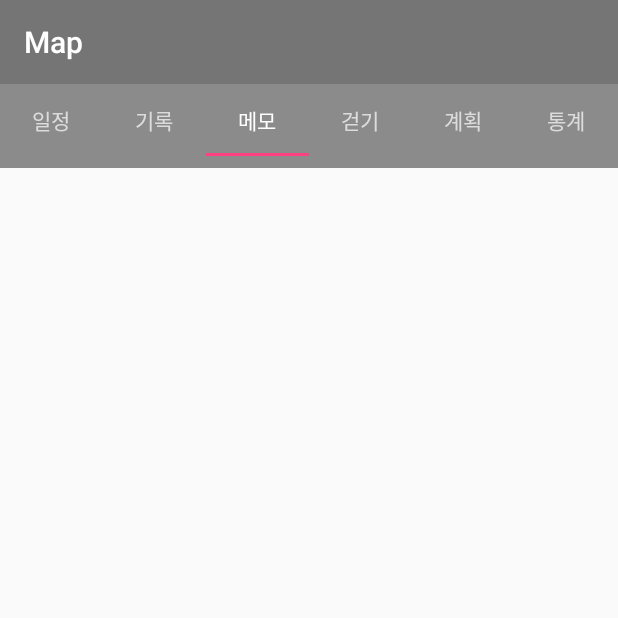
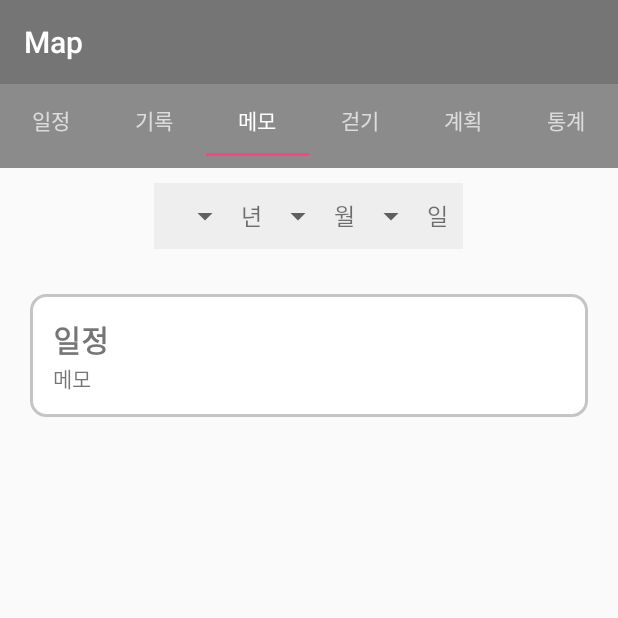
Before and after one commit to kimsk9410/Android_Study, an Android app: the screen it shows after launch (MainActivity), tab 3 chosen, on a phone screen of 412 x 824 dp, the top half of it. Run offline under Robolectric (Android 15) with nearby library versions, the phone set to English and light mode, and no system bars.

Commit message:
Event Layout

```diff
--- a/termproject/src/main/res/layout/event.xml
+++ b/termproject/src/main/res/layout/event.xml
@@ -2,4 +2,83 @@
 <RelativeLayout xmlns:android="http://schemas.android.com/apk/res/android"
     android:layout_width="match_parent" android:layout_height="match_parent">
 
+    <LinearLayout
+        android:orientation="horizontal"
+        android:layout_width="wrap_content"
+        android:layout_height="wrap_content"
+        android:layout_alignParentTop="true"
+        android:layout_centerHorizontal="true"
+        android:padding="10dp"
+        android:background="#11555555"
+        android:layout_marginTop="10dp"
+        android:layout_marginBottom="10dp"
+        android:id="@+id/log_date">
+
+        <Spinner
+            android:layout_width="wrap_content"
+            android:layout_height="wrap_content"
+            android:id="@+id/spinner" />
+
+        <TextView
+            android:text="년"
+            android:layout_width="wrap_content"
+            android:layout_height="wrap_content"
+            android:id="@+id/textView"
+            android:textSize="15dp"/>
+
+        <Spinner
+            android:layout_width="wrap_content"
+            android:layout_height="wrap_content"
+            android:id="@+id/spinner2" />
+
+        <TextView
+            android:text="월"
+            android:layout_width="wrap_content"
+            android:layout_height="wrap_content"
+            android:id="@+id/textView6"
+            android:textSize="15dp"/>
+
+        <Spinner
+            android:layout_width="wrap_content"
+            android:layout_height="wrap_content"
+            android:id="@+id/spinner3" />
+
+        <TextView
+            android:text="일"
+            android:layout_width="match_parent"
+            android:layout_height="wrap_content"
+            android:id="@+id/textView7"
+            android:textSize="15dp"/>
+    </LinearLayout>
+
+    <TableRow
+        android:layout_width="match_parent"
+        android:layout_height="match_parent"
+        android:layout_below="@+id/log_date"
+        android:layout_centerHorizontal="true"
+        android:padding="20dp">
+
+        <LinearLayout
+            android:orientation="vertical"
+            android:layout_width="match_parent"
+            android:layout_height="wrap_content"
+            android:background="@drawable/roundborder_55555555"
+            android:padding="15dp">
+
+            <TextView
+                android:text="일정"
+                android:layout_width="match_parent"
+                android:layout_height="wrap_content"
+                android:id="@+id/textView10"
+                android:textStyle="bold"
+                android:textSize="20dp"/>
+
+            <TextView
+                android:text="메모"
+                android:layout_width="match_parent"
+                android:layout_height="wrap_content"
+                android:id="@+id/textView9" />
+        </LinearLayout>
+    </TableRow>
+
 </RelativeLayout>
```
